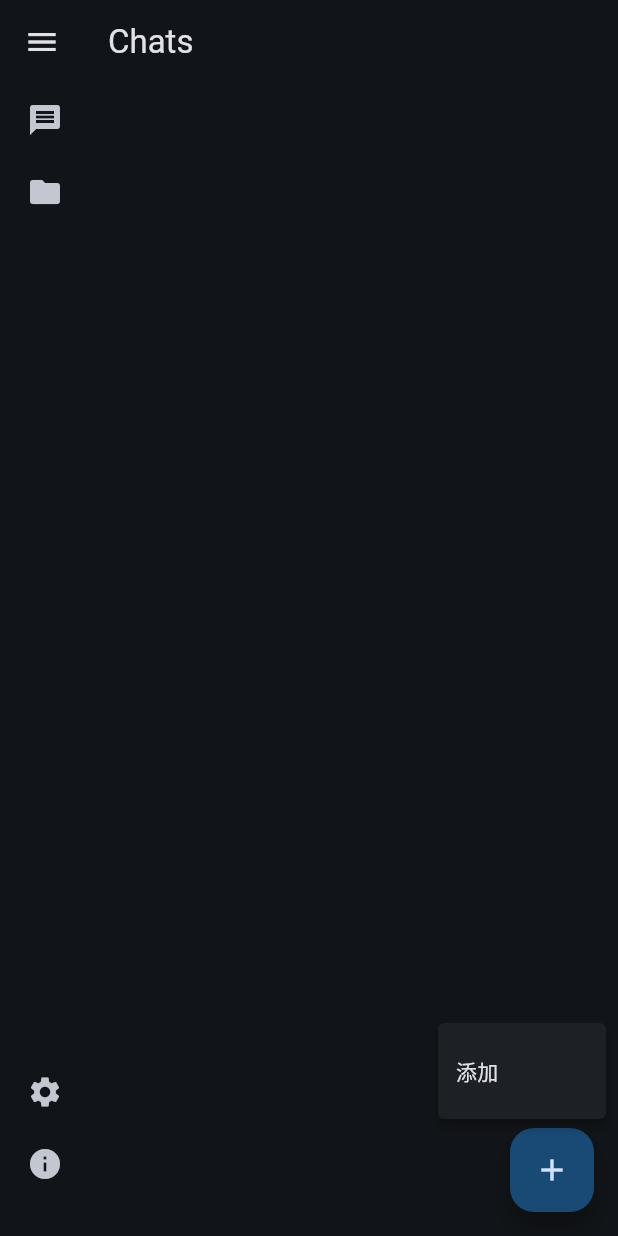
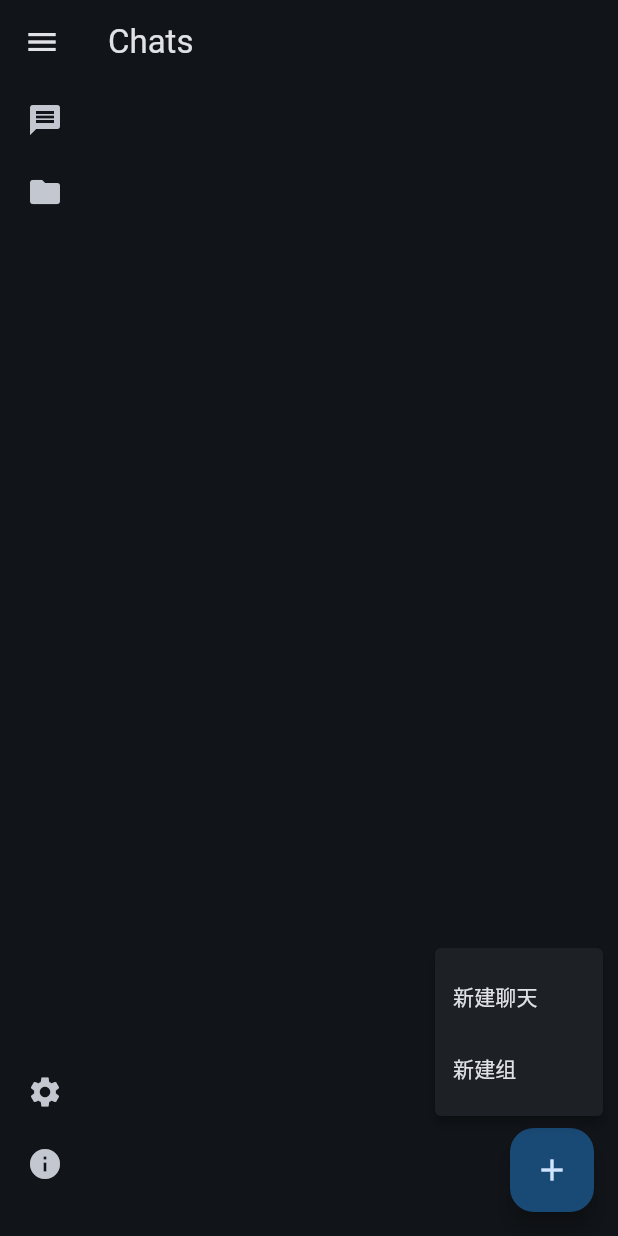
Before and after one commit to may-liu/MagicAI, a Flutter app: the screen it shows after launch, after a tap on the "add" icon, on a phone screen of 412 x 824 dp. Run offline on Flutter 3.47's test engine with Material 3 defaults, Android fonts, the phone set to English and light mode, and no system bars; our stand-ins replace event_bus, flutter_html, google_fonts, package_info_plus, permission_handler, synchronized and 1 more; missing offline and left inert: blake2, flutter_html_all, markdown, syntax_highlight; network calls fail; statements that could not run were skipped.

Commit message:
bug fix.
增加title
增加版本检测。头一次应用这种版本检测。有点意思。

```diff
--- a/lib/main.dart
+++ b/lib/main.dart
@@ -7,6 +7,7 @@ import 'package:magicai/modules/config/adaptive_settings_dialog_v2.dart'
     show showAdaptiveDialog;
 import 'package:magicai/modules/config/config_item.dart';
 import 'package:magicai/modules/controls/input_dialog.dart' as InputDialog;
+import 'package:magicai/screens/ui_dialog.dart';
 import 'package:magicai/screens/chat_detail_main.dart';
 import 'package:magicai/screens/chat_list_v2_main.dart';
 import 'package:magicai/screens/widgets/config/model.dart';
@@ -14,6 +15,7 @@ import 'package:magicai/screens/widgets/config/prompt.dart';
 import 'package:magicai/screens/widgets/highlighter_manager.dart';
 import 'package:magicai/services/environment.dart';
 import 'package:magicai/services/system_manager.dart';
+import 'package:magicai/services/version.dart';
 import 'package:permission_handler/permission_handler.dart';
 
 void main() async {
@@ -21,6 +23,7 @@ void main() async {
   WidgetsFlutterBinding.ensureInitialized();
   await SystemManager.initialize();
   await HighlighterManager.ensureInitialized(true);
+
   if (!EnvironmentUtils.isDesktop) {
     var status = await Permission.storage.request();
     if (status.isGranted) {
@@ -46,6 +49,7 @@ class _MagicAIAppState extends State<MagicAIApp> {
 
   @override
   void initState() {
+    super.initState();
     settingsItems = [
       SectionHeaderItem(title: '外观设置'),
       ThemeConfigItem(
@@ -67,7 +71,8 @@ class _MagicAIAppState extends State<MagicAIApp> {
       ),
       // 添加更多配置项...
     ];
-    super.initState();
+
+    checkForUpdates(context);
   }
 
   @override
@@ -123,7 +128,10 @@ class _AdaptiveHomePageState extends State<AdaptiveHomePage> {
 
     return useDesktopLayout
         ? DesktopLayout(settingsItems: widget.settingsItems)
-        : MobileLayout(settingsItems: widget.settingsItems);
+        : MobileLayout(
+          settingsItems: widget.settingsItems,
+          title: SystemManager.instance.currentTitle,
+        );
   }
 }
 
@@ -244,7 +252,12 @@ class StatelessDesktopLayout extends StatelessWidget {
 
 class MobileLayout extends StatefulWidget {
   final List<ConfigItem> settingsItems;
-  const MobileLayout({super.key, required this.settingsItems});
+  final String title;
+  const MobileLayout({
+    super.key,
+    required this.settingsItems,
+    required this.title,
+  });
 
   @override
   State<MobileLayout> createState() => _MobileLayoutState();
@@ -276,7 +289,7 @@ class _MobileLayoutState extends State<MobileLayout> {
 
   Widget _buildPage(BuildContext context, String? routeName) {
     if (routeName == '/chat') {
-      return chatScreenWrapper(); // 包装Chat页面
+      return chatScreenWrapper(widget.title); // 包装Chat页面
     } else {
       return Scaffold(
         appBar: AppBar(
@@ -316,6 +329,7 @@ class _MobileLayoutState extends State<MobileLayout> {
             Expanded(
               child: ChatFileListV2(
                 // 主内容区域自动填充剩余空间
+                mobileLayout: true,
                 onFileSelected: (filename) {
                   _navigatorKey.currentState?.pushNamed('/chat');
                   SystemManager.instance.changeCurrentFile(filename);
@@ -333,7 +347,7 @@ class _MobileLayoutState extends State<MobileLayout> {
   void _handleSettings() => print("设置菜单弹出");
 
   // 包装Chat页面并处理手势穿透问题
-  Widget chatScreenWrapper() {
+  Widget chatScreenWrapper(String title) {
     return Scaffold(
       // 添加Scaffold包裹以支持AppBar
       appBar: AppBar(
@@ -341,7 +355,7 @@ class _MobileLayoutState extends State<MobileLayout> {
           icon: Icon(Icons.arrow_back),
           onPressed: () => _navigatorKey.currentState?.pop(),
         ),
-        title: Text("当前聊天窗口"),
+        title: Text(title),
         actions: [
           // 自定义操作按钮区域
           IconButton(
@@ -390,32 +404,34 @@ class SideBar extends StatelessWidget {
             icon: const Icon(Icons.message),
             tooltip: '新建聊天',
             onPressed: () {
-              InputDialog.showInputPrompt(
-                context: context,
-                title: '新对话名称',
-                placeholder: '新名称',
-              ).then(
-                (value) =>
-                    (value != null)
-                        ? SystemManager.instance.doNewTopic(topic: value)
-                        : null,
-              );
+              showNewFileDialog(context);
+              // InputDialog.showInputPrompt(
+              //   context: context,
+              //   title: '新对话名称',
+              //   placeholder: '新名称',
+              // ).then(
+              //   (value) =>
+              //       (value != null)
+              //           ? SystemManager.instance.doNewTopic(topic: value)
+              //           : null,
+              // );
             },
           ),
           IconButton(
             icon: const Icon(Icons.folder),
             tooltip: '新建组',
             onPressed: () {
-              InputDialog.showInputPrompt(
-                context: context,
-                title: '新建组',
-                placeholder: '输入组名称',
-              ).then(
-                (value) =>
-                    (value != null)
-                        ? SystemManager.instance.doNewFolder(folder: value)
-                        : null,
-              );
+              showNewFolderDialog(context);
+              // InputDialog.showInputPrompt(
+              //   context: context,
+              //   title: '新建组',
+              //   placeholder: '输入组名称',
+              // ).then(
+              //   (value) =>
+              //       (value != null)
+              //           ? SystemManager.instance.doNewFolder(folder: value)
+              //           : null,
+              // );
             },
           ),
           const Spacer(),
--- a/lib/modules/controls/drag_list_view.dart
+++ b/lib/modules/controls/drag_list_view.dart
@@ -2,6 +2,7 @@ import 'package:flutter/material.dart';
 import 'package:flutter/services.dart';
 import 'dart:io';
 import 'package:path/path.dart' as path;
+import 'package:magicai/screens/ui_dialog.dart' as UIDialog;
 
 abstract class DragableListItem {
   bool isHovering;
@@ -159,10 +160,12 @@ typedef DoubleTapItemCallback = void Function(DragableListItem item);
 
 class MultiFileDragAndDropPage extends StatefulWidget {
   final List<DragableListItem> items;
+  final bool mobileLayout;
   final VoidCallback reloadItemCallback;
   final DoubleTapItemCallback doubleTapItemCallback;
   const MultiFileDragAndDropPage({
     super.key,
+    this.mobileLayout = false,
     required this.items,
     required this.reloadItemCallback,
     required this.doubleTapItemCallback,
@@ -179,12 +182,14 @@ class _MultiFileDragAndDropPageState extends State<MultiFileDragAndDropPage> {
   bool isShiftPressed = false;
   final FocusNode _focusNode = FocusNode();
   int? editingIndex;
+  late bool _mobileLayout;
   TextEditingController? _textEditingController;
 
   @override
   void initState() {
     super.initState();
     _items = widget.items;
+    _mobileLayout = widget.mobileLayout;
     // 请求焦点
     WidgetsBinding.instance.addPostFrameCallback((_) {
       _focusNode.requestFocus();
@@ -228,8 +233,13 @@ class _MultiFileDragAndDropPageState extends State<MultiFileDragAndDropPage> {
     });
   }
 
+  void _addGroup() {
+    UIDialog.showNewFolderDialog(context);
+  }
+
   void _addItem() {
     debugPrint("添加");
+    UIDialog.showNewFileDialog(context);
     // 可添加实际的添加逻辑，例如添加新的 item 到列表
     setState(() {
       // items.add('Item ${items.length + 1}');
@@ -247,8 +257,8 @@ class _MultiFileDragAndDropPageState extends State<MultiFileDragAndDropPage> {
     );
 
     return RelativeRect.fromLTRB(
-      buttonPosition.dx,
-      buttonPosition.dy - 70, // 调整偏移量
+      buttonPosition.dx - 50,
+      buttonPosition.dy - 120, // 调整偏移量
       buttonPosition.dx + button.size.width,
       buttonPosition.dy + button.size.height,
     );
@@ -373,9 +383,14 @@ class _MultiFileDragAndDropPageState extends State<MultiFileDragAndDropPage> {
                 position: _calculatePosition(selfcontext),
                 items: [
                   PopupMenuItem<String>(
-                    value: 'Add',
+                    value: 'AddFile',
                     onTap: _addItem,
-                    child: const Text('添加'),
+                    child: const Text('新建聊天'),
+                  ),
+                  PopupMenuItem<String>(
+                    value: 'AddGroup',
+                    onTap: _addGroup,
+                    child: const Text('新建组'),
                   ),
                 ],
               );
@@ -403,6 +418,11 @@ class _MultiFileDragAndDropPageState extends State<MultiFileDragAndDropPage> {
       childWhenDragging: Container(),
       child: GestureDetector(
         onTap: () {
+          if (_mobileLayout) {
+            widget.doubleTapItemCallback(item);
+            widget.reloadItemCallback();
+            return;
+          } else {
             if (isMultiSelectMode || isShiftPressed) {
               setState(() {
                 if (item.isSelected) {
@@ -413,21 +433,6 @@ class _MultiFileDragAndDropPageState extends State<MultiFileDragAndDropPage> {
                   item.isSelected = true;
                 }
               });
-            // } else if (isShiftPressed && selectedItems.isNotEmpty) {
-            //   int startIndex = _items.indexOf(selectedItems.first);
-            //   int endIndex = index;
-            //   if (startIndex > endIndex) {
-            //     int temp = startIndex;
-            //     startIndex = endIndex;
-            //     endIndex = temp;
-            //   }
-            //   setState(() {
-            //     selectedItems.clear();
-            //     for (int i = startIndex; i <= endIndex; i++) {
-            //       selectedItems.add(_items[i]);
-            //       _items[i].isSelected = true;
-            //     }
-            //   });
             } else {
               bool selected = item.isSelected;
               setState(() {
@@ -441,6 +446,7 @@ class _MultiFileDragAndDropPageState extends State<MultiFileDragAndDropPage> {
                 }
                 item.isSelected = !selected;
               });
+            }
           }
         },
         onDoubleTap: () {
--- a/lib/screens/chat_list_v2_main.dart
+++ b/lib/screens/chat_list_v2_main.dart
@@ -64,10 +64,12 @@ class ChatFileListV2 extends StatefulWidget {
   final RootExpansionMode expansionMode;
   final OnFileSelected onFileSelected;
   final Directory topicRoot;
+  final bool mobileLayout;
 
   const ChatFileListV2({
     super.key,
     this.expansionMode = RootExpansionMode.hideAndExpand,
+    this.mobileLayout = false,
     required this.onFileSelected,
     required this.topicRoot,
   });
@@ -81,10 +83,12 @@ class _ChatFileListState extends State<ChatFileListV2> {
   late FileNode _root;
   late String _currentRoot;
   late RootExpansionMode mode;
+  late bool _mobileLayout;
   final List<MdFileNodeItem> _items = List.empty(growable: true);
   @override
   void initState() {
     super.initState();
+    _mobileLayout = widget.mobileLayout;
     mode = widget.expansionMode;
     _currentRoot = widget.topicRoot.path;
     _initializeRoot(_currentRoot);
@@ -140,11 +144,29 @@ class _ChatFileListState extends State<ChatFileListV2> {
 
     Widget view = MultiFileDragAndDropPage(
       items: _items,
+      mobileLayout: _mobileLayout,
       reloadItemCallback: () => reloadItems(),
       doubleTapItemCallback: (item) {
-        ScaffoldMessenger.of(
-          context,
-        ).showSnackBar(SnackBar(content: Text('${item.name} 被双击')));
+        // ScaffoldMessenger.of(
+        //   context,
+        // ).showSnackBar(SnackBar(content: Text('${item.name} 被双击')));
+
+        if (SystemManager.instance.currentModel() == null) {
+          // 如果没有配置模型，需要先配置好模型再说
+          ScaffoldMessenger.of(context).showSnackBar(
+            SnackBar(
+              content: const Text('请先在配置中配置模型。'),
+              backgroundColor: Colors.red,
+              action: SnackBarAction(
+                label: '确定',
+                textColor: Colors.white,
+                onPressed: () {
+                  // 这里可以添加按钮点击后的处理逻辑
+                },
+              ),
+            ),
+          );
+        } else {
           if (item is MdFileNodeItem) {
             if (item.node.isSubDirectory) {
               SystemManager.instance.doBackToParent();
@@ -156,6 +178,7 @@ class _ChatFileListState extends State<ChatFileListV2> {
               widget.onFileSelected(item.node.path);
             }
           }
+        }
       },
     );
     return view;
--- /dev/null
+++ b/lib/services/version.dart
@@ -0,0 +1,127 @@
+import 'package:flutter/material.dart';
+import 'package:http/http.dart' as http;
+import 'package:package_info_plus/package_info_plus.dart';
+import 'dart:convert';
+import 'package:url_launcher/url_launcher.dart';
+
+final String _checkVersionUrl =
+    'https://api.github.com/repos/may-liu/MagicAI/releases/latest';
+
+final String _updateVersionUrl =
+    'https://github.com/may-liu/MagicAI/releases/latest';
+
+void main() {
+  runApp(MyApp());
+}
+
+Future<String> getLatestVersion() async {
+  final url = Uri.parse(_checkVersionUrl);
+  final response = await http.get(url);
+  if (response.statusCode == 200) {
+    final json = jsonDecode(response.body);
+    return json['tag_name'] as String;
+  } else {
+    throw Exception('Failed to fetch latest version');
+  }
+}
+
+Future<String> getCurrentVersion() async {
+  PackageInfo packageInfo = await PackageInfo.fromPlatform();
+  return packageInfo.version;
+}
+
+bool hasUpdate(String currentVersion, String githubVersion) {
+  final current = currentVersion.split('.').map(int.parse).toList();
+  final latest =
+      githubVersion.replaceAll('v', '').split('.').map(int.parse).toList();
+  for (int i = 0; i < 3; i++) {
+    if (latest[i] > current[i]) return true;
+    if (latest[i] < current[i]) return false;
+  }
+  return false;
+}
+
+void showUpdateDialog(
+  BuildContext context,
+  String currentVersion,
+  String latestVersion,
+) {
+  showDialog(
+    context: context,
+    builder:
+        (context) => AlertDialog(
+          title: Text('新版本可用'),
+          content: Text('当前版本：$currentVersion\n最新版本：$latestVersion'),
+          actions: [
+            TextButton(
+              onPressed: () {
+                launchUrl(Uri.parse(_updateVersionUrl));
+              },
+              child: Text('立即更新'),
+            ),
+          ],
+        ),
+  );
+}
+
+Future<void> checkForUpdates(BuildContext context) async {
+  try {
+    final currentVersion = await getCurrentVersion();
+    final latestVersion = await getLatestVersion();
+    if (hasUpdate(currentVersion, latestVersion)) {
+      if (context.mounted) {
+        showUpdateDialog(context, currentVersion, latestVersion);
+      }
+    }
+  } catch (e) {
+    debugPrint('检查更新失败：$e');
+  } finally {}
+}
+
+class MyApp extends StatelessWidget {
+  const MyApp({super.key});
+
+  @override
+  Widget build(BuildContext context) {
+    return MaterialApp(
+      title: '版本更新检测',
+      theme: ThemeData(primarySwatch: Colors.blue),
+      home: UpdateCheckerPage(),
+    );
+  }
+}
+
+class UpdateCheckerPage extends StatefulWidget {
+  const UpdateCheckerPage({super.key});
+
+  @override
+  State<StatefulWidget> createState() => _UpdateCheckerPageState();
+}
+
+class _UpdateCheckerPageState extends State<UpdateCheckerPage> {
+  bool isChecking = false;
+
+  @override
+  void initState() {
+    super.initState();
+    checkForUpdates(context);
+  }
+
+  @override
+  Widget build(BuildContext context) {
+    return Scaffold(
+      appBar: AppBar(title: Text('版本检测')),
+      body: Center(
+        child:
+            isChecking
+                ? CircularProgressIndicator()
+                : ElevatedButton(
+                  onPressed: () {
+                    checkForUpdates(context);
+                  },
+                  child: Text('检查更新'),
+                ),
+      ),
+    );
+  }
+}
--- a/pubspec.yaml
+++ b/pubspec.yaml
@@ -16,7 +16,7 @@ publish_to: "none" # Remove this line if you wish to publish to pub.dev
 # https://developer.apple.com/library/archive/documentation/General/Reference/InfoPlistKeyReference/Articles/CoreFoundationKeys.html
 # In Windows, build-name is used as the major, minor, and patch parts
 # of the product and file versions while build-number is used as the build suffix.
-version: 0.1.0
+version: 0.0.3
 
 environment:
   sdk: ^3.7.0
@@ -37,6 +37,7 @@ dependencies:
   flutter_html_math: ^3.0.0-alpha.4
   flutter_html_all: ^3.0.0-alpha.6
   flutter_html: ^3.0.0-beta.2
+  package_info_plus: ^8.3.0
 
 dev_dependencies:
   flutter_test:
```
Also changed, not shown: lib/screens/ui_dialog.dart (added, +29 -0 lines), doc/171743057058_.pic.jpg (added), 1 other file. Lines whose indentation alone changed are shown as unchanged.
